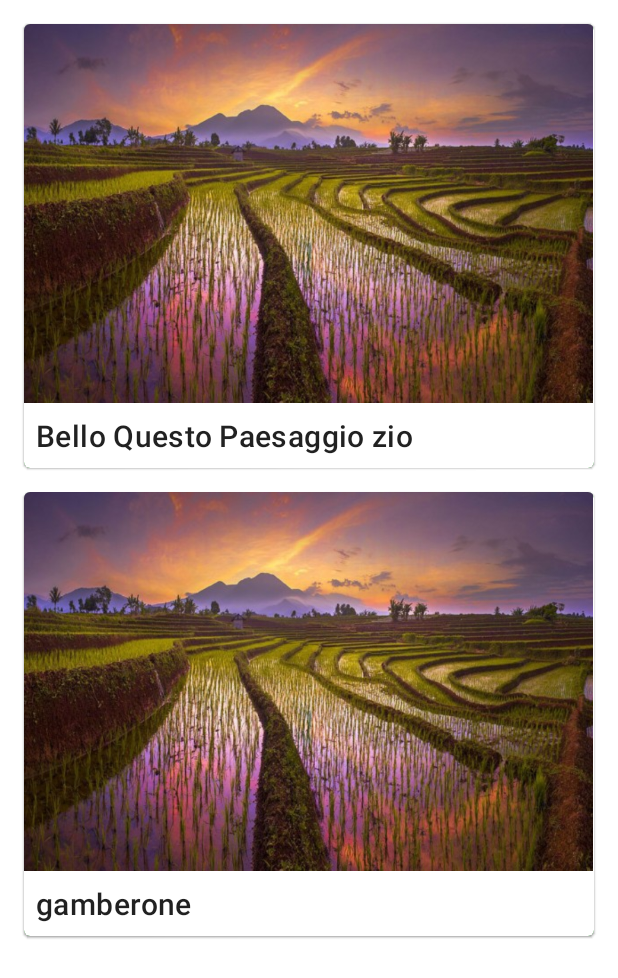
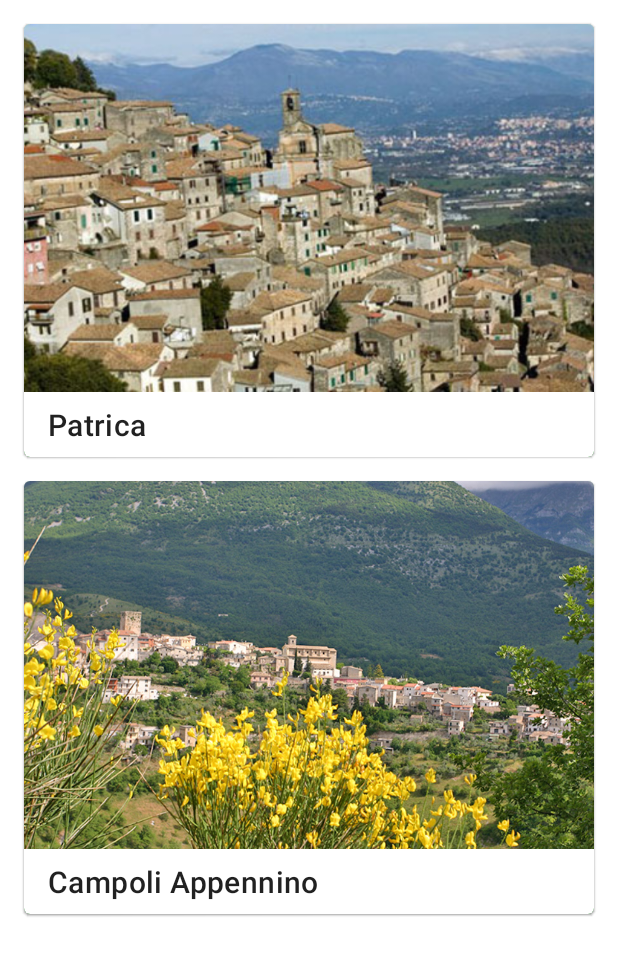
Before and after one commit to ThetaRangers/ThetaProvaCarte, an Android app: the SwipeCard screen opened directly, with no data from a screen before it, on a phone screen of 412 x 824 dp. Shown: the top 978 px of the screen. Run offline under Robolectric (Android 15) with nearby library versions, the phone set to English and light mode, and no system bars.

Commit message:
Swipe card example

```diff
--- a/app/src/main/java/it/ferrarally/provacarte/SwipeCard.java
+++ b/app/src/main/java/it/ferrarally/provacarte/SwipeCard.java
@@ -9,11 +9,12 @@ import androidx.recyclerview.widget.RecyclerView;
 
 import android.graphics.Canvas;
 import android.os.Bundle;
-import android.util.Log;
 import android.view.LayoutInflater;
 import android.view.View;
 import android.view.ViewGroup;
+import android.widget.ImageView;
 import android.widget.TextView;
+import android.widget.Toast;
 
 import com.google.android.material.card.MaterialCardView;
 
@@ -38,11 +39,11 @@ public class SwipeCard extends AppCompatActivity {
             rvSwipe.setLayoutManager(new LinearLayoutManager(SwipeCard.this));
             rvSwipe.setHasFixedSize(true);
 
-            List<String> strings = new ArrayList<>();
-            strings.add("Bello Questo Paesaggio zio");
-            strings.add("gamberone");
+            final List<City> cities = new ArrayList<>();
+            cities.add(new City("Patrica", R.drawable.patrica));
+            cities.add(new City("Campoli Appennino", R.drawable.campoli));
 
-            final Adapter adapter = new Adapter(strings);
+            final Adapter adapter = new Adapter(cities);
             rvSwipe.setAdapter(adapter);
 
             ItemTouchHelper itemTouchHelper;
@@ -56,7 +57,17 @@ public class SwipeCard extends AppCompatActivity {
                 @Override
                 public void onSwiped(@NonNull RecyclerView.ViewHolder viewHolder, int direction) {
                     if (direction == ItemTouchHelper.RIGHT) {
-                        Log.w("THETA", "Hey Gamberone");
+                        int position = viewHolder.getAdapterPosition();
+                        City city = cities.get(position);
+
+                        if(city.favorite){
+                            Toast.makeText(SwipeCard.this, String.format("%s removed from favorites", city.name), Toast.LENGTH_SHORT).show();
+                            cities.get(position).favorite = false;
+                        } else {
+                            Toast.makeText(SwipeCard.this, String.format("%s added to favorites", city.name), Toast.LENGTH_SHORT).show();
+                            cities.get(position).favorite = true;
+                        }
+
                     }
 
                     //Makes the item reappear after swipe
@@ -66,7 +77,7 @@ public class SwipeCard extends AppCompatActivity {
                 @Override
                 public void onSelectedChanged(RecyclerView.ViewHolder viewHolder, int actionState) {
                     if (viewHolder != null){
-                        final View foregroundView = ((Adapter.Holder) viewHolder).cdSwipe;
+                        final View foregroundView = ((Adapter.CityHolder) viewHolder).cdSwipe;
 
                         getDefaultUIUtil().onSelected(foregroundView);
                     }
@@ -76,7 +87,7 @@ public class SwipeCard extends AppCompatActivity {
                 public void onChildDraw(Canvas c, RecyclerView recyclerView,
                                         RecyclerView.ViewHolder viewHolder, float dX, float dY,
                                         int actionState, boolean isCurrentlyActive) {
-                    final View foregroundView = ((Adapter.Holder) viewHolder).cdSwipe;
+                    final View foregroundView = ((Adapter.CityHolder) viewHolder).cdSwipe;
 
                     drawBackground(viewHolder, dX, actionState);
 
@@ -88,7 +99,7 @@ public class SwipeCard extends AppCompatActivity {
                 public void onChildDrawOver(Canvas c, RecyclerView recyclerView,
                                             RecyclerView.ViewHolder viewHolder, float dX, float dY,
                                             int actionState, boolean isCurrentlyActive) {
-                    final View foregroundView = ((Adapter.Holder) viewHolder).cdSwipe;
+                    final View foregroundView = ((Adapter.CityHolder) viewHolder).cdSwipe;
 
                     drawBackground(viewHolder, dX, actionState);
 
@@ -98,8 +109,8 @@ public class SwipeCard extends AppCompatActivity {
 
                 @Override
                 public void clearView(RecyclerView recyclerView, RecyclerView.ViewHolder viewHolder){
-                    final View backgroundView = ((Adapter.Holder) viewHolder).cdBackground;
-                    final View foregroundView = ((Adapter.Holder) viewHolder).cdSwipe;
+                    final View backgroundView = ((Adapter.CityHolder) viewHolder).cdBackground;
+                    final View foregroundView = ((Adapter.CityHolder) viewHolder).cdSwipe;
 
                     // TODO: should animate out instead. how?
                     backgroundView.setRight(0);
@@ -109,7 +120,7 @@ public class SwipeCard extends AppCompatActivity {
                 }
 
                 private void drawBackground(RecyclerView.ViewHolder viewHolder, float dX, int actionState) {
-                    final View backgroundView = ((Adapter.Holder) viewHolder).cdBackground;
+                    final View backgroundView = ((Adapter.CityHolder) viewHolder).cdBackground;
 
                     if (actionState == ItemTouchHelper.ACTION_STATE_SWIPE) {
                         backgroundView.setRight((int) Math.max(dX, 0));
@@ -127,10 +138,10 @@ public class SwipeCard extends AppCompatActivity {
     }
 
     class Adapter extends RecyclerView.Adapter<RecyclerView.ViewHolder>{
-        private List<String> stringList;
+        private List<City> cityList;
 
-        Adapter(List<String> stringList){
-            this.stringList = stringList;
+        Adapter(List<City> cities){
+            this.cityList = cities;
         }
 
         @NonNull
@@ -142,31 +153,53 @@ public class SwipeCard extends AppCompatActivity {
                     .from(parent.getContext())
                     .inflate(R.layout.swipe_card, parent, false);
 
-            return new Holder(cl);
+            return new CityHolder(cl);
         }
 
         @Override
         public void onBindViewHolder(@NonNull RecyclerView.ViewHolder holder, int position) {
-            ((Holder) holder).tvText.setText(stringList.get(position));
+            ((CityHolder) holder).tvText.setText(cityList.get(position).name);
+            ((CityHolder) holder).ivCity.setImageResource(cityList.get(position).imageId);
+
+            if(cityList.get(position).favorite){
+                ((CityHolder) holder).ivFavorite.setVisibility(View.VISIBLE);
+            } else {
+                ((CityHolder) holder).ivFavorite.setVisibility(View.GONE);
+            }
         }
 
         @Override
         public int getItemCount() {
-            return stringList.size();
+            return cityList.size();
         }
 
-        class Holder extends RecyclerView.ViewHolder{
+        class CityHolder extends RecyclerView.ViewHolder{
             public final MaterialCardView cdBackground;
             public final MaterialCardView cdSwipe;
+            public ImageView ivFavorite;
+            public final ImageView ivCity;
             final TextView tvText;
 
-            public Holder(@NonNull View itemView) {
+            public CityHolder(@NonNull View itemView) {
                 super(itemView);
 
                 tvText = itemView.findViewById(R.id.tvName);
+                ivFavorite = itemView.findViewById(R.id.ivFavorite);
+                ivCity = itemView.findViewById(R.id.ivCity);
                 cdBackground = itemView.findViewById(R.id.cdBackground);
                 cdSwipe = itemView.findViewById(R.id.cdSwipe);
             }
         }
     }
+
+    class City {
+        public String name;
+        public boolean favorite = false;
+        public int imageId;
+
+        public City(String name, int imageId) {
+            this.name = name;
+            this.imageId = imageId;
+        }
+    }
 }
--- a/app/src/main/res/layout/swipe_card.xml
+++ b/app/src/main/res/layout/swipe_card.xml
@@ -29,6 +29,7 @@
                 app:layout_constraintStart_toStartOf="parent"
                 app:layout_constraintTop_toTopOf="parent"
                 app:srcCompat="@drawable/ic_hearth" />
+
         </androidx.constraintlayout.widget.ConstraintLayout>
 
     </com.google.android.material.card.MaterialCardView>
@@ -39,9 +40,7 @@
         android:layout_width="match_parent"
         android:layout_height="wrap_content"
         android:layout_margin="8dp"
-        android:layout_marginStart="8dp"
         android:layout_marginTop="2dp"
-        android:layout_marginEnd="8dp"
         android:layout_marginBottom="8dp"
         app:layout_constraintBottom_toBottomOf="parent"
         app:layout_constraintEnd_toEndOf="parent"
@@ -54,38 +53,59 @@
             android:layout_width="match_parent"
             android:layout_height="wrap_content">
 
+            <androidx.constraintlayout.widget.Guideline
+                android:id="@+id/guideline3"
+                android:layout_width="wrap_content"
+                android:layout_height="wrap_content"
+                android:orientation="horizontal"
+                app:layout_constraintGuide_percent="0.85" />
+
             <ImageView
-                android:id="@+id/imageView5"
+                android:id="@+id/ivCity"
                 android:layout_width="match_parent"
-                android:layout_height="wrap_content"
+                android:layout_height="0dp"
                 android:adjustViewBounds="true"
                 android:cropToPadding="false"
-                android:scaleType="fitStart"
+                android:scaleType="centerCrop"
+                app:layout_constraintBottom_toTopOf="@+id/guideline3"
                 app:layout_constraintEnd_toEndOf="parent"
                 app:layout_constraintStart_toStartOf="parent"
                 app:layout_constraintTop_toTopOf="parent"
                 app:srcCompat="@drawable/landscape" />
 
-            <LinearLayout
+            <androidx.constraintlayout.widget.ConstraintLayout
+                android:id="@+id/linearLayout2"
                 android:layout_width="match_parent"
                 android:layout_height="match_parent"
                 android:layout_marginStart="8dp"
                 android:layout_marginTop="8dp"
                 android:layout_marginEnd="8dp"
                 android:layout_marginBottom="8dp"
-                android:orientation="vertical"
                 app:layout_constraintBottom_toBottomOf="parent"
                 app:layout_constraintEnd_toEndOf="parent"
                 app:layout_constraintStart_toStartOf="parent"
-                app:layout_constraintTop_toBottomOf="@+id/imageView5">
+                app:layout_constraintTop_toBottomOf="@+id/ivCity">
 
                 <TextView
                     android:id="@+id/tvName"
                     android:layout_width="wrap_content"
                     android:layout_height="wrap_content"
+                    android:layout_marginStart="8dp"
                     android:text="Power Rangers"
-                    android:textAppearance="?attr/textAppearanceHeadline6" />
-            </LinearLayout>
+                    android:textAppearance="?attr/textAppearanceHeadline6"
+                    app:layout_constraintBottom_toBottomOf="parent"
+                    app:layout_constraintStart_toStartOf="parent"
+                    app:layout_constraintTop_toTopOf="parent" />
+
+                <ImageView
+                    android:id="@+id/ivFavorite"
+                    android:layout_width="wrap_content"
+                    android:layout_height="wrap_content"
+                    app:layout_constraintBottom_toBottomOf="@+id/tvName"
+                    app:layout_constraintEnd_toEndOf="parent"
+                    app:layout_constraintTop_toTopOf="@+id/tvName"
+                    app:srcCompat="@drawable/ic_hearth" />
+            </androidx.constraintlayout.widget.ConstraintLayout>
         </androidx.constraintlayout.widget.ConstraintLayout>
 
     </com.google.android.material.card.MaterialCardView>
```
Also changed, not shown: app/src/main/res/drawable/campoli.jpg (added), app/src/main/res/drawable/patrica.jpg (added).
